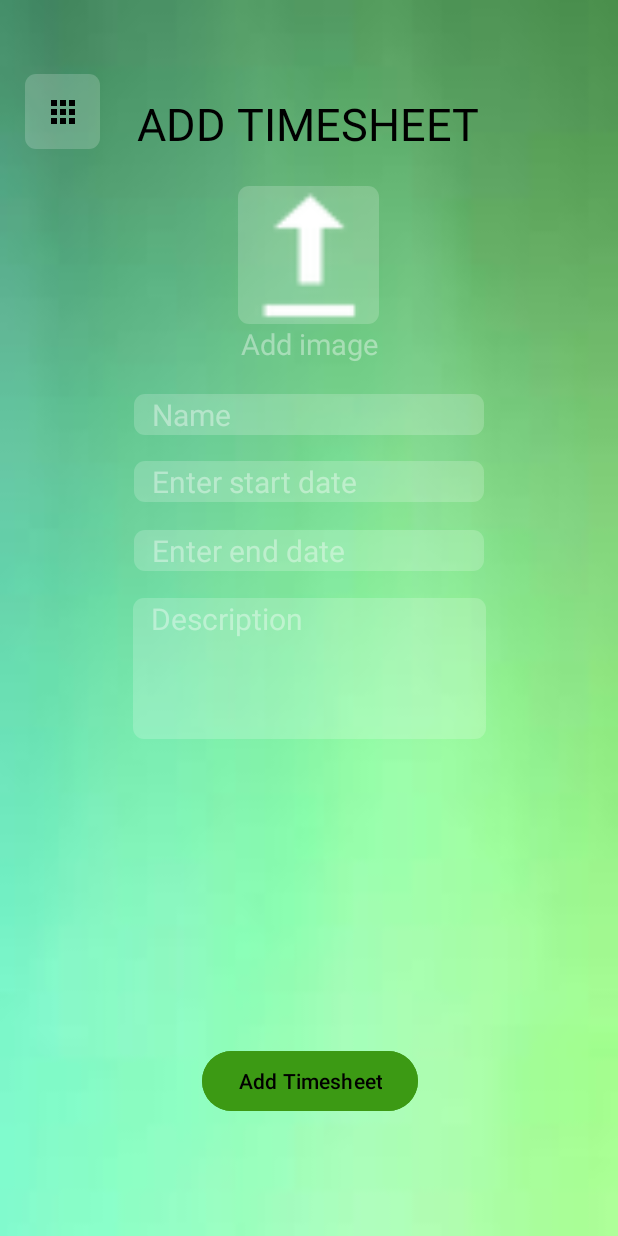
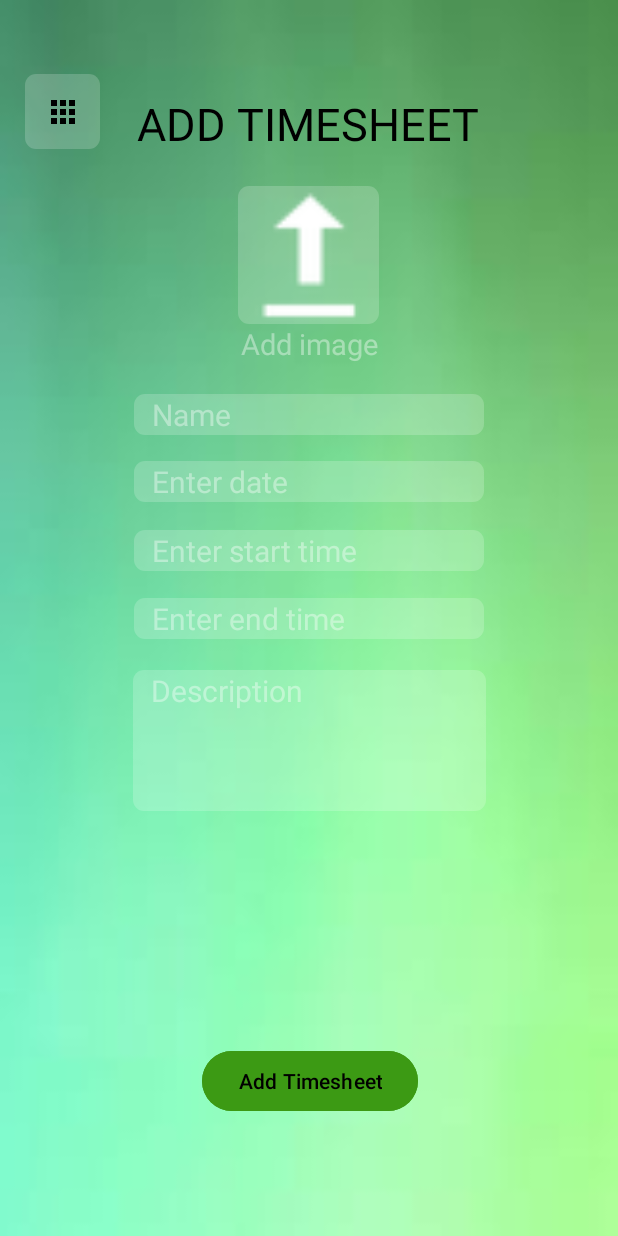
Before and after one commit to TristanStavast/OPSC_Part3, an Android app: the AddTimesheet screen opened directly, with no data from a screen before it, after a tap on "Add Timesheet", on a phone screen of 412 x 824 dp. Run offline under Robolectric (Android 15) with nearby library versions, the phone set to English and light mode, and no system bars; our stand-ins replace Firebase (no records; nobody signed in at launch, a user with empty details on screens opened directly); 1 statement that could not run was skipped.

Commit message:
worked on timesheet adding using times etc

```diff
--- a/app/src/main/java/com/example/opsc_part3/AddTimesheet.kt
+++ b/app/src/main/java/com/example/opsc_part3/AddTimesheet.kt
@@ -7,21 +7,18 @@ import android.widget.Button
 import android.widget.EditText
 import android.widget.ImageButton
 import android.widget.Toast
-import androidx.activity.enableEdgeToEdge
 import androidx.appcompat.app.ActionBarDrawerToggle
 import androidx.appcompat.app.AppCompatActivity
-import androidx.core.view.ViewCompat
-import androidx.core.view.WindowInsetsCompat
 import androidx.drawerlayout.widget.DrawerLayout
 import com.google.android.material.navigation.NavigationView
 import android.app.Activity
 import android.app.DatePickerDialog
+import android.app.TimePickerDialog
 import android.graphics.Bitmap
 import android.graphics.BitmapFactory
 import android.net.Uri
 import android.provider.MediaStore
 import android.view.WindowManager
-import android.widget.TextView
 import com.google.firebase.Firebase
 import com.google.firebase.database.database
 import java.io.InputStream
@@ -32,8 +29,9 @@ class AddTimesheet : AppCompatActivity() {
     private lateinit var btnImage: ImageButton
     private val PICK_IMAGE = 1
 
-    private lateinit var startDate : EditText
-    private lateinit var endDate : EditText
+    private lateinit var txtDate : EditText
+    private lateinit var startTime : EditText
+    private lateinit var endTime : EditText
 
     companion object
     {
@@ -84,14 +82,18 @@ class AddTimesheet : AppCompatActivity() {
 
         // Main Code
 
-        startDate = findViewById(R.id.txtStartDate)
-        endDate = findViewById(R.id.txtEndDate)
+        txtDate = findViewById(R.id.txtDate)
+        startTime = findViewById(R.id.txtStartTime)
+        endTime = findViewById(R.id.txtEndTime)
 
-        startDate.setOnClickListener {
-            showDatePickerDialog(startDate)
+        txtDate.setOnClickListener {
+            showDatePickerDialog(txtDate)
         }
-        endDate.setOnClickListener {
-            showDatePickerDialog(endDate)
+        startTime.setOnClickListener {
+            showTimePickerDialog(startTime)
+        }
+        endTime.setOnClickListener {
+            showTimePickerDialog(endTime)
         }
 
         btnImage = findViewById(R.id.ibtnAddImage)
@@ -108,11 +110,12 @@ class AddTimesheet : AppCompatActivity() {
             val name : EditText = findViewById(R.id.txtAddTimeName)
             val desc : EditText = findViewById(R.id.txtTimeDescription)
 
-            if ((name.text.equals("")) || (startDate.text.equals("")) || (endDate.text.equals("")) || (desc.text.equals("")))
+            if ((name.text.equals("")) || (txtDate.text.equals("")) || (startTime.text.equals("")) || (endTime.text.equals("")) || (desc.text.equals("")))
             {
                 name.setError("Please enter all fields!")
-                startDate.setError("Please enter all fields!")
-                endDate.setError("Please enter all fields!")
+                txtDate.setError("Please enter all fields!")
+                startTime.setError("Please enter all fields!")
+                endTime.setError("Please enter all fields!")
                 desc.setError("Please enter all fields!")
             }
             else
@@ -121,14 +124,16 @@ class AddTimesheet : AppCompatActivity() {
                 ref.setValue(MainActivity.userList[MainActivity.SignedIn].username)
                 val ref2 = Register.db.getReference("Timesheet/" + MainActivity.arrTimeSheet.size + "/TimesheetName")
                 ref2.setValue(name.text.toString())
-                val ref3 = Register.db.getReference("Timesheet/" + MainActivity.arrTimeSheet.size + "/StartDate")
-                ref3.setValue(startDate.text.toString())
-                val ref4 = Register.db.getReference("Timesheet/" + MainActivity.arrTimeSheet.size + "/EndDate")
-                ref4.setValue(endDate.text.toString())
-                val ref5 = Register.db.getReference("Timesheet/" + MainActivity.arrTimeSheet.size + "/TotalTime")
-                ref5.setValue("4h32m")
-                val ref6 = Register.db.getReference("Timesheet/" + MainActivity.arrTimeSheet.size + "/Description")
-                ref6.setValue(desc.text.toString())
+                val ref3 = Register.db.getReference("Timesheet/" + MainActivity.arrTimeSheet.size + "/Date")
+                ref3.setValue(txtDate.text.toString())
+                val ref4 = Register.db.getReference("Timesheet/" + MainActivity.arrTimeSheet.size + "/StartTime")
+                ref4.setValue(startTime.text.toString())
+                val ref5 = Register.db.getReference("Timesheet/" + MainActivity.arrTimeSheet.size + "/EndTime")
+                ref5.setValue(endTime.text.toString())
+                val ref6 = Register.db.getReference("Timesheet/" + MainActivity.arrTimeSheet.size + "/TotalTime")
+                ref6.setValue("4h32m")
+                val ref7 = Register.db.getReference("Timesheet/" + MainActivity.arrTimeSheet.size + "/Description")
+                ref7.setValue(desc.text.toString())
             }
         }
 
@@ -167,6 +172,19 @@ class AddTimesheet : AppCompatActivity() {
         datePickerDialog.show()
     }
 
+    private fun showTimePickerDialog(txt: EditText) {
+        val calendar = Calendar.getInstance()
+        val hour = calendar.get(Calendar.HOUR_OF_DAY)
+        val minute = calendar.get(Calendar.MINUTE)
+
+        val timePickerDialog = TimePickerDialog(this, { _, selectedHour, selectedMinute ->
+            val selectedTime = String.format("%02d:%02d", selectedHour, selectedMinute)
+            txt.setText(selectedTime)
+        }, hour, minute, true)
+
+        timePickerDialog.show()
+    }
+
     override fun onBackPressed() {
 
     }
--- a/app/src/main/java/com/example/opsc_part3/TimesheetData.kt
+++ b/app/src/main/java/com/example/opsc_part3/TimesheetData.kt
@@ -3,8 +3,9 @@ package com.example.opsc_part3
 data class TimesheetData (
     val username : String? = null,
     val tsName : String? = null,
-    val sDate : String? = null,
-    val eDate : String? = null,
+    val date : String? = null,
+    val sTime : String? = null,
+    val eTime : String? = null,
     val totalTime : String? = null,
     val description : String? = null
 ) {
--- a/app/src/main/res/layout/activity_add_timesheet.xml
+++ b/app/src/main/res/layout/activity_add_timesheet.xml
@@ -89,9 +89,9 @@
             android:layout_width="235dp"
             android:layout_height="94dp"
             android:layout_marginStart="88dp"
-            android:layout_marginTop="352dp"
+            android:layout_marginTop="400dp"
             android:layout_marginEnd="88dp"
-            android:layout_marginBottom="285dp"
+            android:layout_marginBottom="237dp"
             android:background="@drawable/rounded_corner"
             android:ems="10"
             android:gravity="top"
@@ -124,7 +124,7 @@
             app:layout_constraintTop_toTopOf="parent" />
 
         <EditText
-            android:id="@+id/txtStartDate"
+            android:id="@+id/txtDate"
             android:layout_width="wrap_content"
             android:layout_height="wrap_content"
             android:layout_marginStart="87dp"
@@ -132,11 +132,11 @@
             android:layout_marginEnd="88dp"
             android:layout_marginBottom="443dp"
             android:background="@drawable/rounded_corner"
+            android:clickable="true"
             android:ems="10"
-            android:hint="Enter start date"
+            android:focusable="false"
+            android:hint="Enter date"
             android:inputType="text"
-            android:focusable="false"
-            android:clickable="true"
             android:paddingLeft="12dp"
             android:text=""
             android:textColor="@color/black"
@@ -148,7 +148,7 @@
             app:layout_constraintTop_toTopOf="parent" />
 
         <EditText
-            android:id="@+id/txtEndDate"
+            android:id="@+id/txtStartTime"
             android:layout_width="wrap_content"
             android:layout_height="wrap_content"
             android:layout_marginStart="87dp"
@@ -156,11 +156,35 @@
             android:layout_marginEnd="88dp"
             android:layout_marginBottom="397dp"
             android:background="@drawable/rounded_corner"
+            android:clickable="true"
             android:ems="10"
-            android:hint="Enter end date"
+            android:focusable="false"
+            android:hint="Enter start time"
             android:inputType="text"
+            android:paddingLeft="12dp"
+            android:text=""
+            android:textColor="@color/black"
+            android:textColorHint="#65FFFFFF"
+            android:textSize="20dp"
+            app:layout_constraintBottom_toBottomOf="parent"
+            app:layout_constraintEnd_toEndOf="parent"
+            app:layout_constraintStart_toStartOf="parent"
+            app:layout_constraintTop_toTopOf="parent" />
+
+        <EditText
+            android:id="@+id/txtEndTime"
+            android:layout_width="wrap_content"
+            android:layout_height="wrap_content"
+            android:layout_marginStart="87dp"
+            android:layout_marginTop="352dp"
+            android:layout_marginEnd="88dp"
+            android:layout_marginBottom="352dp"
+            android:background="@drawable/rounded_corner"
+            android:clickable="true"
+            android:ems="10"
             android:focusable="false"
-            android:clickable="true"
+            android:hint="Enter end time"
+            android:inputType="text"
             android:paddingLeft="12dp"
             android:text=""
             android:textColor="@color/black"
```
Also changed, not shown: app/src/main/java/com/example/opsc_part3/MainActivity.kt (+5 -4 lines), app/src/main/java/com/example/opsc_part3/Register.kt (+2 -5 lines).
